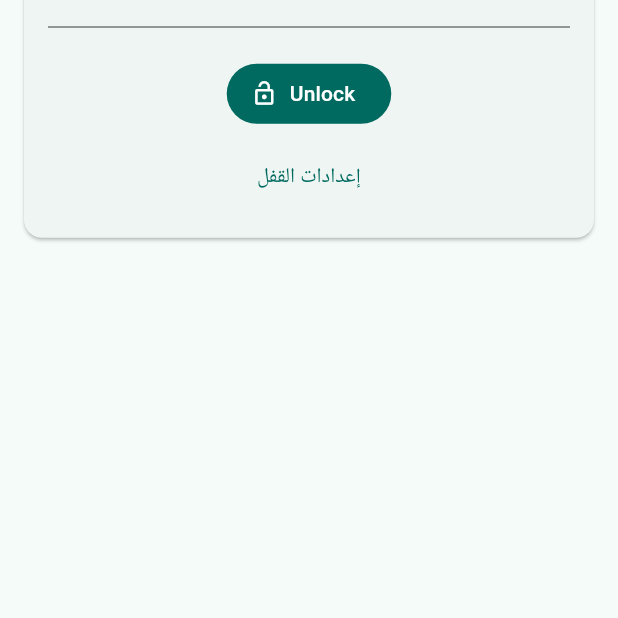
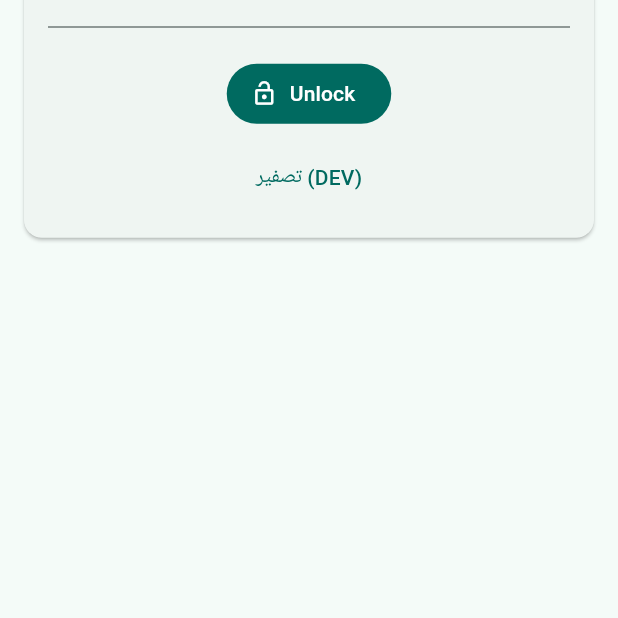
Before and after one commit to mustphache/admiral_tablet_a, a Flutter app: the screen it shows after launch, on a phone screen of 412 x 824 dp, the part 618-1236 px from its top. Run offline on Flutter 3.47's test engine with Material 3 defaults, Android fonts, the phone set to English and light mode, and no system bars; our stand-ins replace pdf, shared_preferences.

Commit message:
[auto] sync: 2025-10-14 17:34:32

```diff
--- a/lib/features/auth/screens/lock_screen.dart
+++ b/lib/features/auth/screens/lock_screen.dart
@@ -1,7 +1,6 @@
 import 'package:flutter/material.dart';
 import 'package:flutter/services.dart';
-
-import '../../../ui/app_routes.dart';
+import 'package:admiral_tablet_a/ui/app_routes.dart';
 
 class LockScreen extends StatefulWidget {
   const LockScreen({super.key});
@@ -27,20 +26,12 @@ class _LockScreenState extends State<LockScreen> {
 
     setState(() => _busy = true);
     try {
-      // TODO: لو عندك LockService، فعّل التحقق هنا قبل التنقل:
-      // final ok = await LockService().verifyPin(_pin.text.trim());
-      // if (!ok) { show error & return; }
-
+      // TODO: LockService().verifyPin(_pin.text.trim());
       if (!mounted) return;
-      // ✅ بعد نجاح التحقق، روح مباشرة للشاشة الرئيسية
       Navigator.of(context).pushNamedAndRemoveUntil(
         AppRoutes.home,
             (route) => false,
       );
-    } catch (e) {
-      if (!mounted) return;
-      ScaffoldMessenger.of(context)
-          .showSnackBar(SnackBar(content: Text('فشل التحقق: $e')));
     } finally {
       if (mounted) setState(() => _busy = false);
     }
@@ -65,10 +56,7 @@ class _LockScreenState extends State<LockScreen> {
                   mainAxisSize: MainAxisSize.min,
                   children: [
                     const SizedBox(height: 8),
-                    Text(
-                      'أدخل كلمة المرور',
-                      style: Theme.of(context).textTheme.titleMedium,
-                    ),
+                    Text('أدخل كلمة المرور', style: Theme.of(context).textTheme.titleMedium),
                     const SizedBox(height: 16),
                     TextFormField(
                       controller: _pin,
@@ -97,14 +85,12 @@ class _LockScreenState extends State<LockScreen> {
                       label: _busy ? const Text('جاري الفتح…') : const Text('Unlock'),
                     ),
                     const SizedBox(height: 8),
+                    // 🔧 زر DEV للوصول السريع لصفحة التصفير
                     TextButton(
                       onPressed: _busy
                           ? null
-                          : () {
-                        // لو عندك شاشة إعداد القفل
-                        // Navigator.pushNamed(context, '/lock-settings');
-                      },
-                      child: Text('إعدادات القفل', style: TextStyle(color: cs.primary)),
+                          : () => Navigator.pushNamed(context, AppRoutes.devWipe),
+                      child: Text('تصفير (DEV)', style: TextStyle(color: cs.primary)),
                     ),
                   ],
                 ),
```
